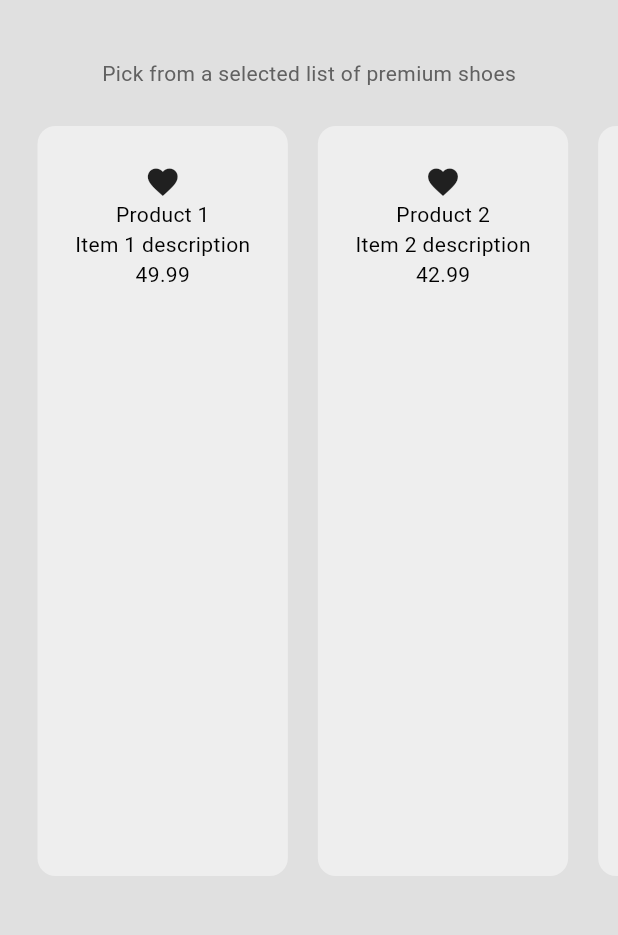
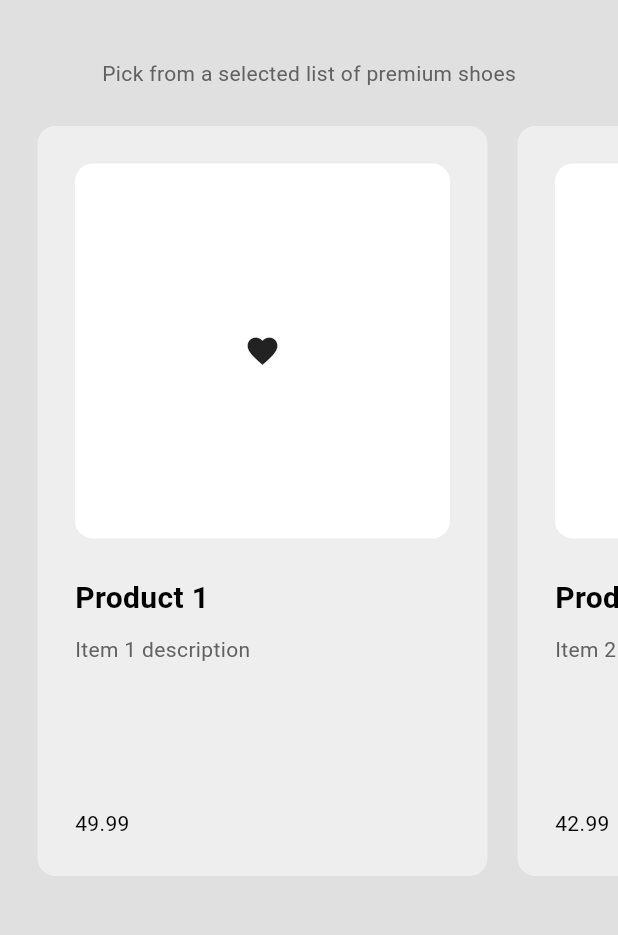
Before and after one commit to marquinhos2017/ecommerce_app, a Flutter app: the ShopPage screen opened by its route, on a phone screen of 412 x 824 dp, the part 63-998 px from its top. Run offline on Flutter 3.47's test engine with Material 3 defaults, Android fonts, the phone set to English and light mode, and no system bars.

Commit message:
styling the items of shop

```diff
--- a/lib/components/my_product_tile.dart
+++ b/lib/components/my_product_tile.dart
@@ -13,12 +13,48 @@ class MyProductTile extends StatelessWidget {
           borderRadius: BorderRadius.circular(12)),
       margin: const EdgeInsets.all(10),
       padding: const EdgeInsets.all(25),
-      child: Column(children: [
-        Icon(Icons.favorite),
-        Text(product.name),
-        Text(product.description),
-        Text(product.price.toStringAsFixed(2)),
-      ]),
+      width: 300,
+      child: Column(
+          crossAxisAlignment: CrossAxisAlignment.start,
+          mainAxisAlignment: MainAxisAlignment.spaceBetween,
+          children: [
+            Column(
+              crossAxisAlignment: CrossAxisAlignment.start,
+              children: [
+                AspectRatio(
+                  aspectRatio: 1,
+                  child: Container(
+                    decoration: BoxDecoration(
+                      color: Theme.of(context).colorScheme.secondary,
+                      borderRadius: BorderRadius.circular(12),
+                    ),
+                    width: double.infinity,
+                    padding: const EdgeInsets.all(25),
+                    child: Icon(Icons.favorite),
+                  ),
+                ),
+                const SizedBox(
+                  height: 25,
+                ),
+                Text(
+                  product.name,
+                  style: TextStyle(fontWeight: FontWeight.bold, fontSize: 20),
+                ),
+                const SizedBox(
+                  height: 10,
+                ),
+                Text(
+                  product.description,
+                  style: TextStyle(
+                      color: Theme.of(context).colorScheme.inversePrimary),
+                ),
+              ],
+            ),
+            const SizedBox(
+              height: 25,
+            ),
+            Text(product.price.toStringAsFixed(2)),
+          ]),
     );
   }
 }
```
